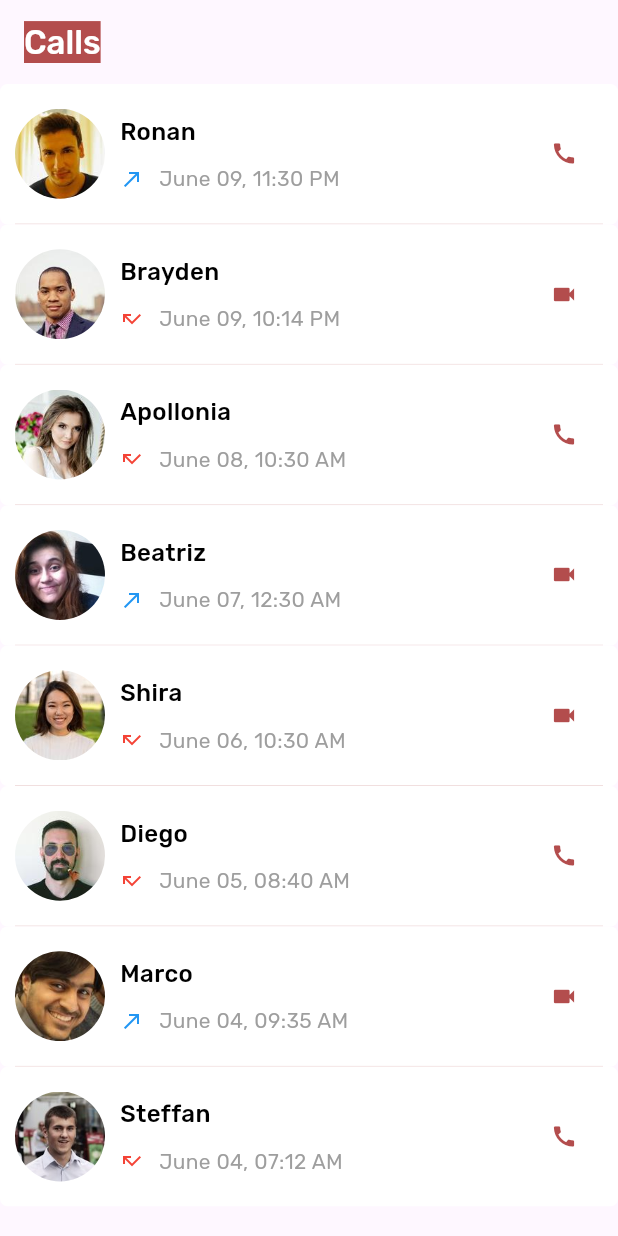
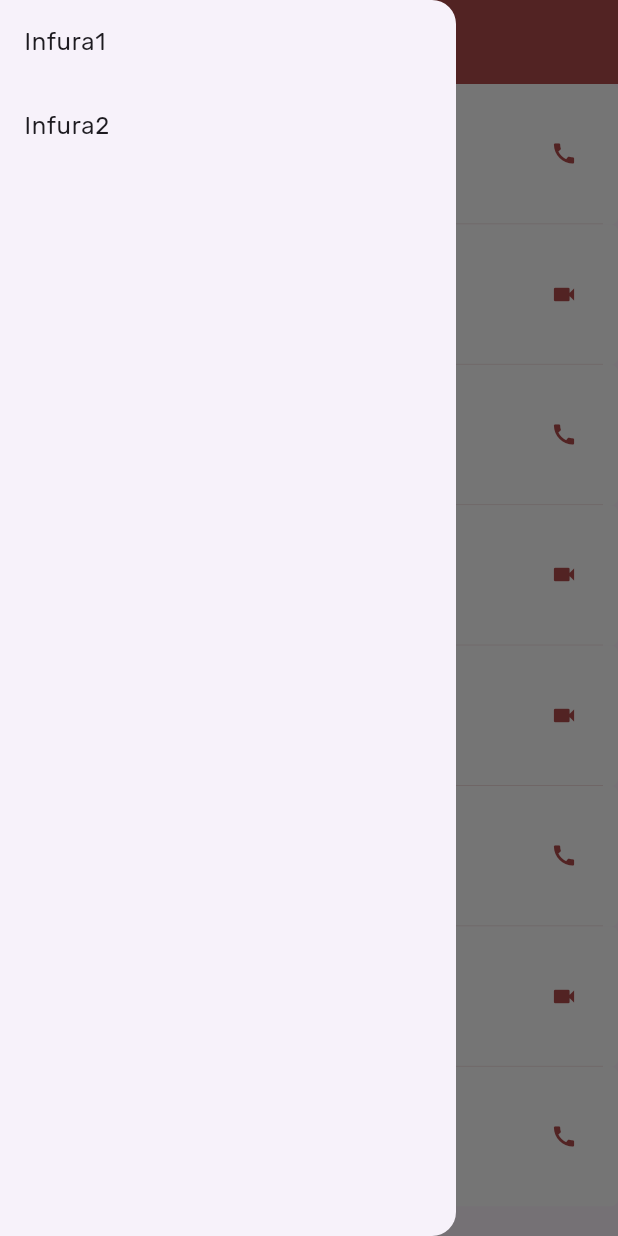
Before and after one commit to dumondemaxwell/MeshMsgr, a Flutter app: the Calls screen opened directly, with the side drawer open (before the commit the screen has no drawer), on a phone screen of 412 x 824 dp. Run offline on Flutter 3.47's test engine with Material 3 defaults, Android fonts, the phone set to English and light mode, and no system bars; our stand-ins replace convex_bottom_bar, flutter_spinkit, fluttertoast, font_awesome_flutter, image_picker, intl_phone_number_input and 3 more; missing offline and left inert: shared_preferences_web; accounts and stored records are empty.

Commit message:
more changes

```diff
--- a/assets/languages/en.json
+++ b/assets/languages/en.json
@@ -153,6 +153,7 @@
 		"chatString": "Chat",
 		"callsString": "Calls",
 		"groupsString": "Groups",
+		"paymentsString": "Payments",
 		"moreString": "More"
 	}
 }
--- a/lib/main.dart
+++ b/lib/main.dart
@@ -5,6 +5,7 @@
 import 'package:mesh_msgr/pages/auth/onboarding.dart';
 import 'package:flutter/material.dart';
 import 'package:flutter/services.dart';
+import 'package:mesh_msgr/pages/bottom_bar.dart';
 import 'package:provider/provider.dart';
 
 Future main() async {
@@ -43,7 +44,7 @@
             ),
           ),
           debugShowCheckedModeBanner: false,
-          home: const OnBoarding(),
+          home: const BottomBar(),
           locale: model.appLocal,
           supportedLocales: const [
             Locale('en', 'US'),
--- a/lib/pages/calls/calls.dart
+++ b/lib/pages/calls/calls.dart
@@ -10,6 +10,16 @@
 }
 
 class _CallsState extends State<Calls> {
+  final endpoint_groups = [
+    {
+      'name': 'Infura1',
+      'endpoint': 'https://mainnet.infura.io/v3/your_project_id'
+    },
+    {
+      'name': 'Infura2',
+      'endpoint': 'https://mainnet.infura.io/v3/your_project_id'
+    }
+  ];
   final callList = [
     {
       'name': 'Ronan',
@@ -70,15 +80,41 @@
   ];
   @override
   Widget build(BuildContext context) {
+    final GlobalKey<ScaffoldState> key = GlobalKey(); // Create a key
     double width = MediaQuery.of(context).size.width;
     return Scaffold(
+      key: key,
       appBar: AppBar(
+        backgroundColor: primaryColor,
         automaticallyImplyLeading: false,
         elevation: 0.0,
         title: Text(
           AppLocalizations.of(context)!.translate('calls', 'callsString'),
           style: appBarTextStyle,
         ),
+        leading: IconButton(
+          icon: Icon(Icons.menu, color: whiteColor),
+          onPressed: () {
+            key.currentState!.openDrawer();
+          },
+        ),
+      ),
+      drawer: Drawer(
+          child: SizedBox(
+            child: ListView.builder(
+              itemCount: endpoint_groups.length,
+              physics: const BouncingScrollPhysics(),
+              itemBuilder: (context, index) {
+                final item = endpoint_groups[index];
+                return ListTile(
+                  title: Text(item['name']!),
+                  onTap: () {
+                    // todo: change context of chat
+                  },
+                );
+              },
+            ),
+          )
       ),
       body: ListView.builder(
         itemCount: callList.length,
```
Also changed, not shown: lib/pages/auth/otp_screen.dart (+11 -9 lines), lib/pages/bottom_bar.dart (+15 -12 lines).
